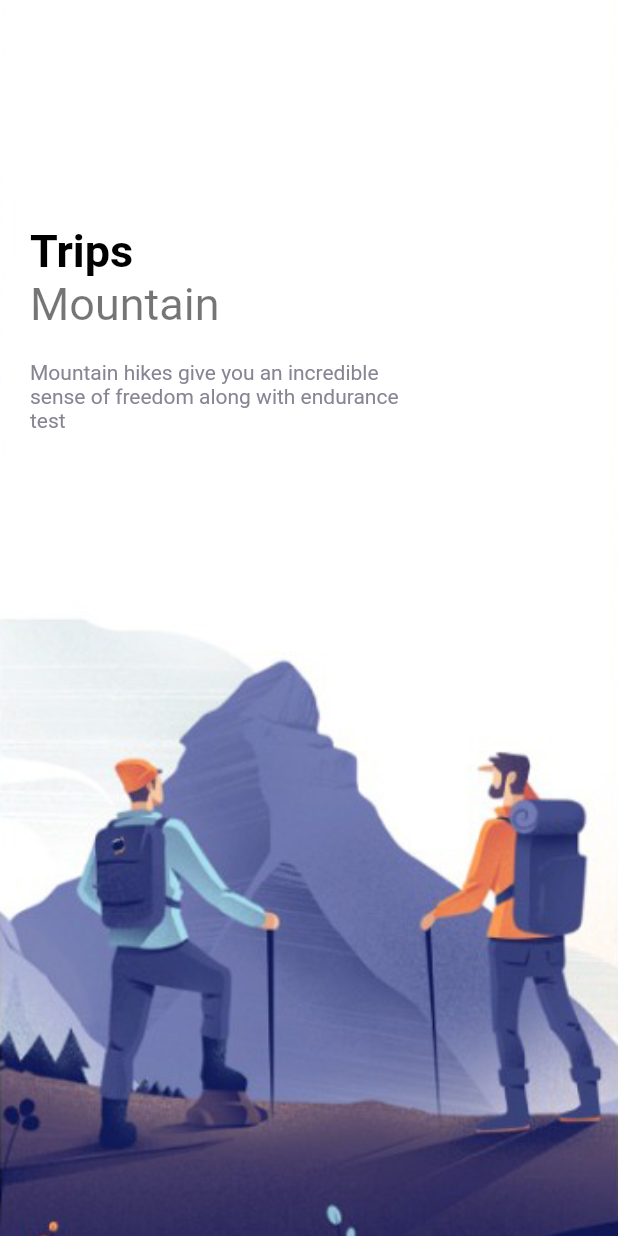
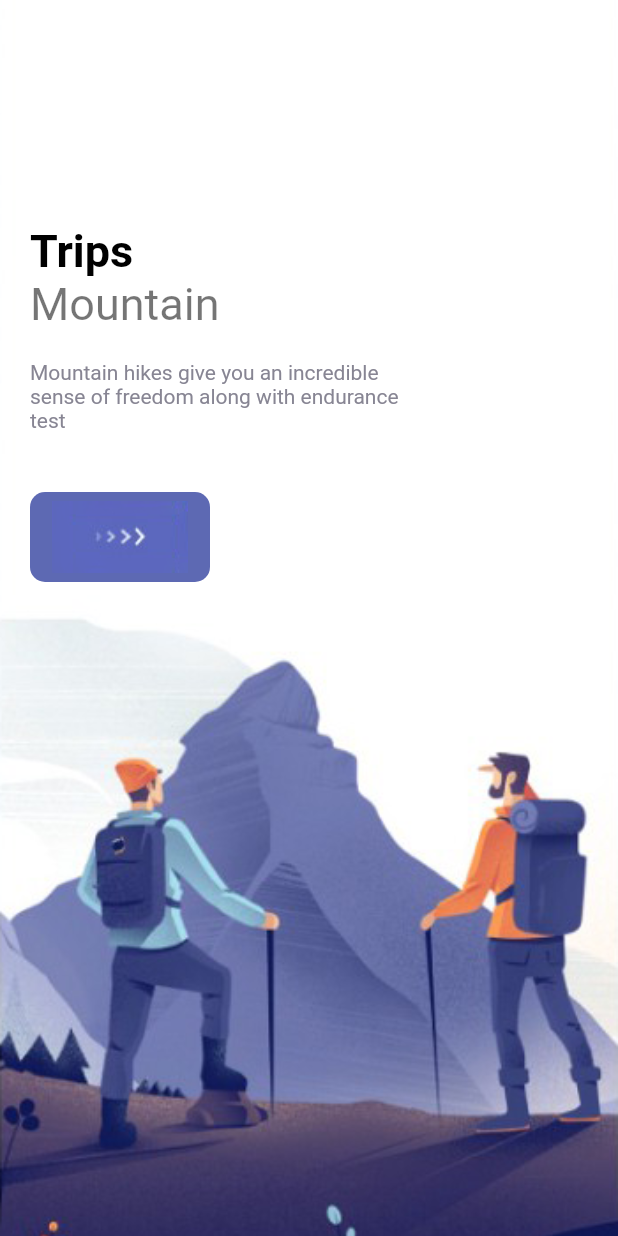
Before and after one commit to ahmadadejumo/weather-app, a Flutter app: the screen it shows after launch, on a phone screen of 412 x 824 dp. Run offline on Flutter 3.47's test engine with Material 2 defaults, Android fonts, the phone set to English and light mode, and no system bars.

Commit message:
add responsive button

```diff
--- a/lib/pages/welcome_page.dart
+++ b/lib/pages/welcome_page.dart
@@ -2,6 +2,7 @@ import 'package:flutter/material.dart';
 import 'package:flutter_cubit/misc/colors.dart';
 import 'package:flutter_cubit/widgets/app_large_text.dart';
 import 'package:flutter_cubit/widgets/app_text.dart';
+import 'package:flutter_cubit/widgets/responsive_button.dart';
 
 class WelcomePage extends StatefulWidget {
   const WelcomePage({Key? key}) : super(key: key);
@@ -57,7 +58,11 @@ class _WelcomePageState extends State<WelcomePage> {
                             color: AppColors.textColor2,
                             size: 14,
                           ),
-                        )
+                        ),
+                        SizedBox(
+                          height: 40,
+                        ),
+                        ResponsiveButton(width: 120)
                       ],
                     )
                   ],
--- a/lib/widgets/responsive_button.dart
+++ b/lib/widgets/responsive_button.dart
@@ -1,10 +1,27 @@
 import 'package:flutter/material.dart';
+import 'package:flutter_cubit/misc/colors.dart';
 
 class ResponsiveButton extends StatelessWidget {
-  const ResponsiveButton({Key? key}) : super(key: key);
+  bool? isResponsive;
+  double? width;
+  ResponsiveButton({Key? key, this.isResponsive = false, required this.width})
+      : super(key: key);
 
   @override
   Widget build(BuildContext context) {
-    return Container();
+    return Container(
+      width: width,
+      height: 60,
+      decoration: BoxDecoration(
+        borderRadius: BorderRadius.circular(10),
+        color: AppColors.mainColor,
+      ),
+      child: Row(
+        mainAxisAlignment: MainAxisAlignment.center,
+        children: [
+          Image.asset("img/button-one.png"),
+        ],
+      ),
+    );
   }
 }
```
